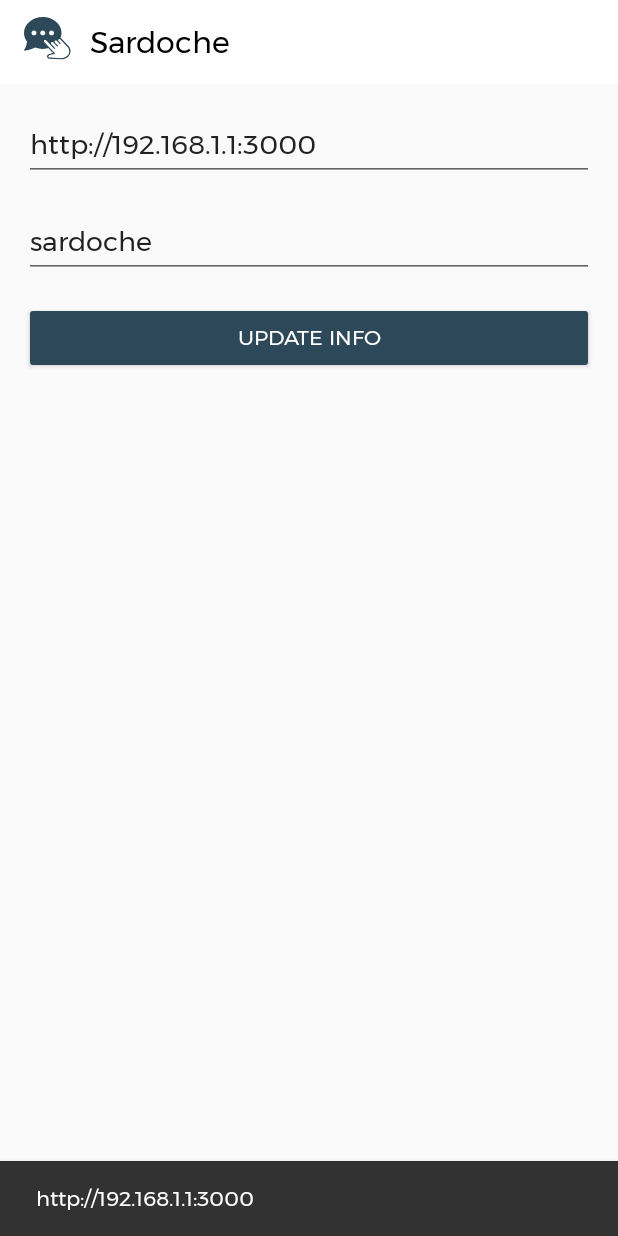
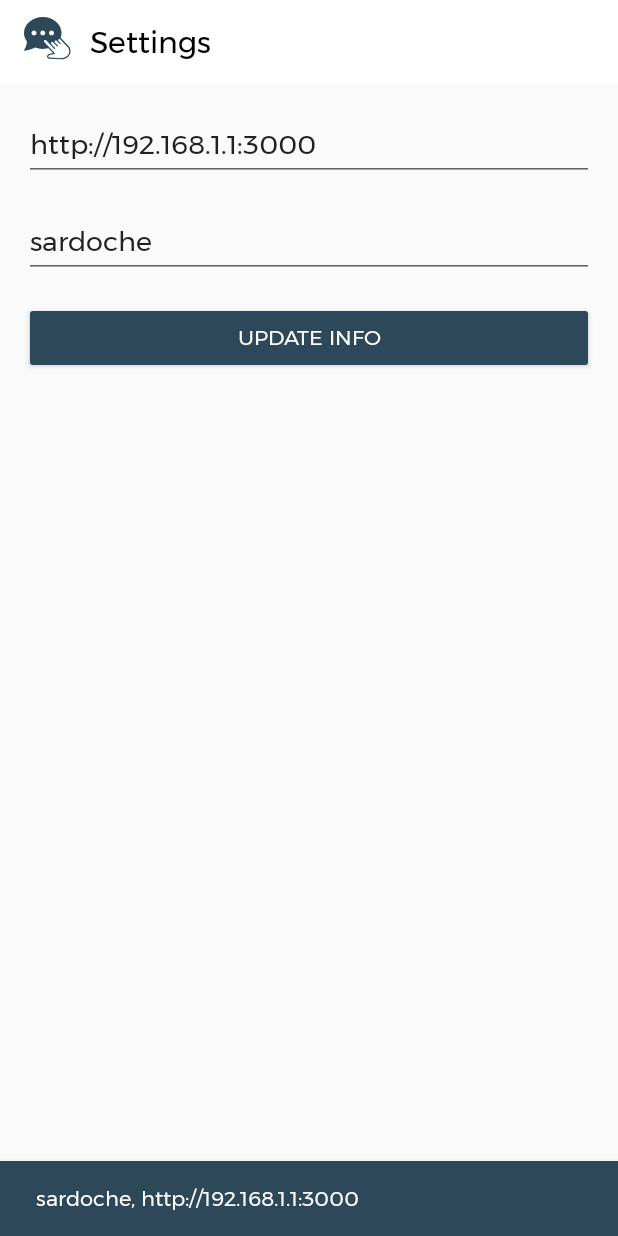
Before and after one commit to Owydoo/twitch-chat-highlight, an Android app: the SettingsFragment screen opened through its navigation route, on a phone screen of 412 x 824 dp. Run offline under Robolectric (Android 15) with nearby library versions, the phone set to English and light mode, and no system bars; libraries missing offline, so code that uses them is left out: com.mikepenz.fastadapter, io.socket.client; 6 statements that could not run were skipped.

Commit message:
manage disconnect and snack bar

```diff
--- a/MessageReact/app/src/main/java/com/entreprisecorp/messagereact/ChatMessage.kt
+++ b/MessageReact/app/src/main/java/com/entreprisecorp/messagereact/ChatMessage.kt
@@ -7,8 +7,7 @@ data class ChatMessage(val username: String?, val message: String?) : Parcelable
     constructor(parcel: Parcel) : this(
         parcel.readString(),
         parcel.readString()
-    ) {
-    }
+    )
 
     override fun writeToParcel(parcel: Parcel, flags: Int) {
         parcel.writeString(username)
--- a/MessageReact/app/src/main/java/com/entreprisecorp/messagereact/ReactMessage.kt
+++ b/MessageReact/app/src/main/java/com/entreprisecorp/messagereact/ReactMessage.kt
@@ -7,9 +7,4 @@ class ReactMessage : Application() {
     val reactMessageDatasource: ReactMessageDatasource by lazy {
         ReactMessageDatasource(this)
     }
-
-    override fun onCreate() {
-        super.onCreate()
-        reactMessageDatasource.initSocket()
-    }
 }
--- a/MessageReact/app/src/main/java/com/entreprisecorp/messagereact/ReactMessageDatasource.kt
+++ b/MessageReact/app/src/main/java/com/entreprisecorp/messagereact/ReactMessageDatasource.kt
@@ -5,12 +5,14 @@ import android.content.SharedPreferences
 import android.util.Log
 import androidx.core.content.edit
 import androidx.preference.PreferenceManager
+import com.entreprisecorp.messagereact.main.MainActivity
 import io.socket.client.IO
 import io.socket.client.Socket
 import java.net.URISyntaxException
 
-class ReactMessageDatasource(context: Context) {
+class ReactMessageDatasource(private val context: Context) {
     lateinit var socket: Socket
+    lateinit var activity: MainActivity
 
     var channelTwitch: String = ""
         set(value) {
@@ -38,30 +40,43 @@ class ReactMessageDatasource(context: Context) {
         PreferenceManager.getDefaultSharedPreferences(context)
     }
 
-    fun initSocket() {
+    fun initSocket(activity: MainActivity) {
+        this.activity = activity
         try {
             socket = IO.socket(ipAddress)
             socket.connect()
             initChannel(channelTwitch)
-
         } catch (e: Exception) {
             Log.d("chat", e.toString())
         }
     }
 
-    fun initChannel(channel: String) {
+    private fun initChannel(channel: String) {
+        activity.showSnackBar("$channel, $ipAddress", R.color.primary)
         socket.on("connected") {
+            activity.showSnackBar("Connected", R.color.green)
             socket.emit("sendChannelName", channel)
         }
     }
 
     fun changeSocket(ipAddress: String, channel: String) {
         try {
+            socket.disconnect()
             socket = IO.socket(ipAddress)
             socket.connect()
             initChannel(channel)
             this.ipAddress = ipAddress
             this.channelTwitch = channel
+        } catch (e: URISyntaxException) {
+            Log.d("chat", e.toString())
+        }
+    }
+
+    fun refreshSocket() {
+        try {
+            socket = IO.socket(ipAddress)
+            socket.connect()
+            initChannel(channelTwitch)
         } catch (e: URISyntaxException) {
             Log.d("chat", e.toString())
         }
--- a/MessageReact/app/src/main/java/com/entreprisecorp/messagereact/extensions/ScrollToTopDataObserver.kt
+++ b/MessageReact/app/src/main/java/com/entreprisecorp/messagereact/extensions/ScrollToTopDataObserver.kt
@@ -2,7 +2,6 @@ package com.entreprisecorp.messagereact.extensions
 
 import androidx.recyclerview.widget.LinearLayoutManager
 import androidx.recyclerview.widget.RecyclerView
-import com.entreprisecorp.messagereact.fastitems.MessageItem
 
 class ScrollToTopDataObserver(private val layoutManager: LinearLayoutManager,
     private val recyclerView: RecyclerView, val block: (scroll: Boolean) -> Unit)
--- a/MessageReact/app/src/main/java/com/entreprisecorp/messagereact/fastitems/MessageItem.kt
+++ b/MessageReact/app/src/main/java/com/entreprisecorp/messagereact/fastitems/MessageItem.kt
@@ -6,7 +6,6 @@ import android.view.ViewGroup
 import com.entreprisecorp.messagereact.ChatMessage
 import com.entreprisecorp.messagereact.R
 import com.entreprisecorp.messagereact.databinding.ItemMessageBinding
-import com.entreprisecorp.messagereact.extensions.addRipple
 import com.mikepenz.fastadapter.binding.AbstractBindingItem
 
 class MessageItem : AbstractBindingItem<ItemMessageBinding>() {
@@ -23,8 +22,8 @@ class MessageItem : AbstractBindingItem<ItemMessageBinding>() {
         super.bindView(binding, payloads)
 
         binding.apply {
-            usernameTextView.text = chatMessage?.username
-            messageTextView.text = chatMessage?.message
+            usernameTextView.text = chatMessage.username
+            messageTextView.text = chatMessage.message
             root.setOnClickListener(onClick)
         }
     }
--- a/MessageReact/app/src/main/java/com/entreprisecorp/messagereact/fragment/SettingsFragment.kt
+++ b/MessageReact/app/src/main/java/com/entreprisecorp/messagereact/fragment/SettingsFragment.kt
@@ -2,13 +2,12 @@ package com.entreprisecorp.messagereact.fragment
 
 import android.os.Bundle
 import android.view.View
+import androidx.appcompat.app.AppCompatActivity
 import androidx.fragment.app.Fragment
 import androidx.navigation.fragment.findNavController
-import com.entreprisecorp.messagereact.NavMainDirections
 import com.entreprisecorp.messagereact.R
 import com.entreprisecorp.messagereact.ReactMessage
 import com.entreprisecorp.messagereact.databinding.FragmentSettingsBinding
-import com.google.android.material.snackbar.Snackbar
 
 class SettingsFragment : Fragment(R.layout.fragment_settings) {
 
@@ -20,11 +19,11 @@ class SettingsFragment : Fragment(R.layout.fragment_settings) {
         binding = FragmentSettingsBinding.bind(view)
         binding.ipEditText.setText((activity?.application as ReactMessage).reactMessageDatasource.ipAddress)
         binding.channelEditText.setText((activity?.application as ReactMessage).reactMessageDatasource.channelTwitch)
+        (activity as AppCompatActivity).supportActionBar?.title = "  Settings"
 
         binding.changeServerButton.setOnClickListener {
             val ipAddress = binding.ipEditText.text.toString()
             val channel = binding.channelEditText.text.toString()
-            context?.let { it1 -> Snackbar.make(it1, view, "$ipAddress $channel", Snackbar.LENGTH_LONG).show() }
             (activity?.application as ReactMessage).reactMessageDatasource.changeSocket(ipAddress, channel)
             findNavController().navigateUp()
         }
--- a/MessageReact/app/src/main/java/com/entreprisecorp/messagereact/main/MainActivity.kt
+++ b/MessageReact/app/src/main/java/com/entreprisecorp/messagereact/main/MainActivity.kt
@@ -1,18 +1,12 @@
 package com.entreprisecorp.messagereact.main
 
 import android.os.Bundle
-import android.view.Menu
-import android.view.MenuItem
 import androidx.appcompat.app.AppCompatActivity
 import androidx.appcompat.widget.Toolbar
-import androidx.navigation.NavController
-import androidx.navigation.findNavController
-import com.entreprisecorp.messagereact.NavMainDirections
 import com.entreprisecorp.messagereact.R
 import com.entreprisecorp.messagereact.ReactMessage
 import com.entreprisecorp.messagereact.databinding.ActivityMainBinding
 import com.google.android.material.snackbar.Snackbar
-import io.socket.client.Socket
 
 class MainActivity : AppCompatActivity() {
     lateinit var binding: ActivityMainBinding
@@ -24,13 +18,10 @@ class MainActivity : AppCompatActivity() {
 
         val toolbar = findViewById<Toolbar>(R.id.toolbar)
         setSupportActionBar(toolbar)
-        snackBarIpServer()
+        (application as ReactMessage).reactMessageDatasource.initSocket(this)
     }
 
-    private fun snackBarIpServer() {
-        val ipAddress = (application as ReactMessage).reactMessageDatasource.ipAddress
-        if (ipAddress != null) {
-            Snackbar.make(this, binding.root, ipAddress, Snackbar.LENGTH_LONG).show()
-        }
+    fun showSnackBar(text: String, color: Int) {
+        Snackbar.make(this, binding.root, text, Snackbar.LENGTH_LONG).setBackgroundTint(resources.getColor(color, null)).show()
     }
 }
--- /dev/null
+++ b/MessageReact/app/src/main/res/drawable/ic_refresh_.xml
@@ -0,0 +1,5 @@
+<vector android:height="24dp" android:tint="#FFFFFF"
+    android:viewportHeight="24" android:viewportWidth="24"
+    android:width="24dp" xmlns:android="http://schemas.android.com/apk/res/android">
+    <path android:fillColor="@android:color/white" android:pathData="M17.65,6.35C16.2,4.9 14.21,4 12,4c-4.42,0 -7.99,3.58 -7.99,8s3.57,8 7.99,8c3.73,0 6.84,-2.55 7.73,-6h-2.08c-0.82,2.33 -3.04,4 -5.65,4 -3.31,0 -6,-2.69 -6,-6s2.69,-6 6,-6c1.66,0 3.14,0.69 4.22,1.78L13,11h7V4l-2.35,2.35z"/>
+</vector>
--- a/MessageReact/app/src/main/res/menu/menu_settings.xml
+++ b/MessageReact/app/src/main/res/menu/menu_settings.xml
@@ -1,10 +1,16 @@
 <?xml version="1.0" encoding="utf-8"?>
 <menu xmlns:android="http://schemas.android.com/apk/res/android"
     xmlns:app="http://schemas.android.com/apk/res-auto">
+    <item
+        android:id="@+id/action_refresh"
+        android:icon="@drawable/ic_refresh_"
+        android:title="@string/settings"
+        app:iconTint="?attr/colorControlNormal"
+        app:showAsAction="ifRoom" />
     <item
         android:id="@+id/edit_profile"
         android:icon="@drawable/ic_settings"
         android:title="@string/settings"
         app:iconTint="?attr/colorControlNormal"
-        app:showAsAction="always" />
+        app:showAsAction="ifRoom" />
 </menu>
--- a/MessageReact/app/src/main/res/values/colors.xml
+++ b/MessageReact/app/src/main/res/values/colors.xml
@@ -11,4 +11,5 @@
     <color name="primary">#FF2C4859</color>
     <color name="secondary">#FF6C808C</color>
     <color name="background">#FFF0F1F2</color>
+    <color name="green">#00992B</color>
 </resources>
```
Also changed, not shown: MessageReact/app/src/main/java/com/entreprisecorp/messagereact/fragment/HomeFragment.kt (+8 -2 lines), 2 other files.
